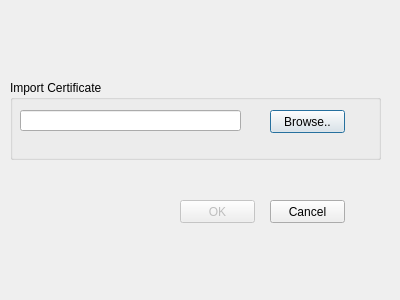
First picture: the form in import.ui, repository stacywaturi/Design1, before the edit.
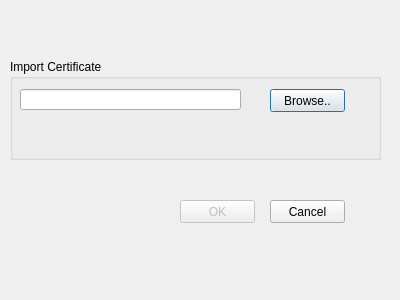
Second picture: the form after the edit.

What changed in the file:
```diff
--- a/import.ui
+++ b/import.ui
@@ -17,9 +17,9 @@
    <property name="geometry">
     <rect>
      <x>10</x>
-     <y>80</y>
+     <y>59</y>
      <width>371</width>
-     <height>80</height>
+     <height>101</height>
     </rect>
    </property>
    <property name="title">
```
